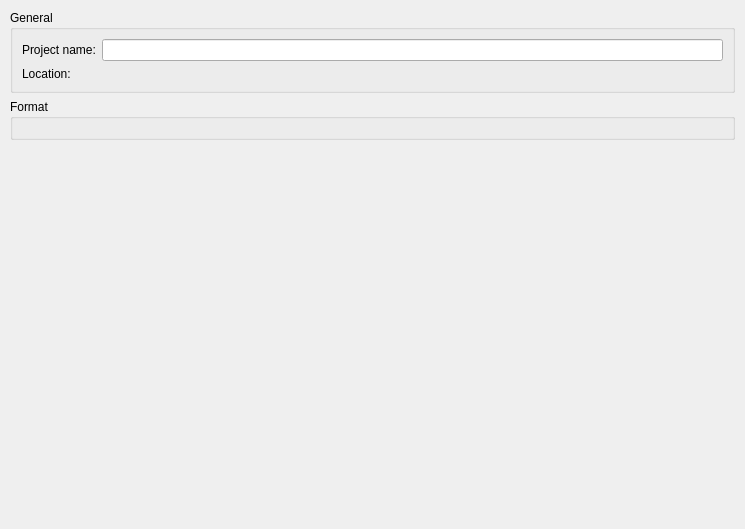
First picture: the form in code/interface/vicomposedwidgets/forms/viprojectwidget.ui, repository visore/Visore, before the edit.
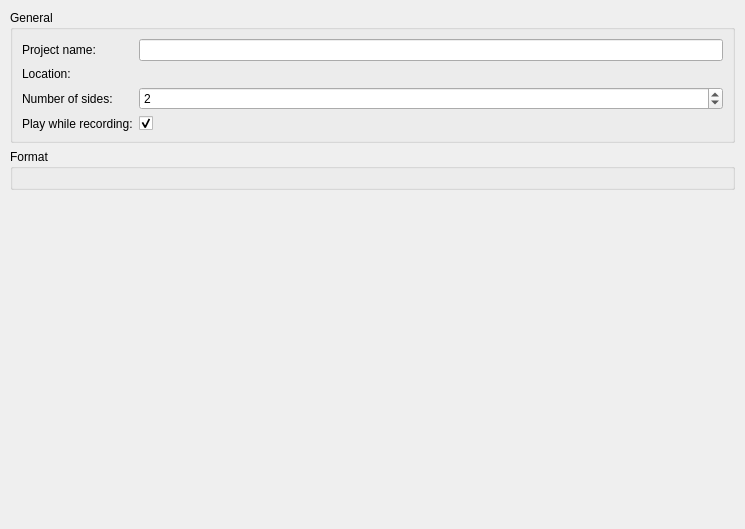
Second picture: the form after the edit. Custom widgets are drawn as their Qt base class.

```diff
--- a/code/interface/vicomposedwidgets/forms/viprojectwidget.ui
+++ b/code/interface/vicomposedwidgets/forms/viprojectwidget.ui
@@ -52,6 +52,43 @@
       <item row="1" column="1">
        <widget class="ViFileBrowser" name="fileBrowser" native="true"/>
       </item>
+      <item row="2" column="1">
+       <widget class="QSpinBox" name="sidesSpinBox">
+        <property name="minimum">
+         <number>1</number>
+        </property>
+        <property name="maximum">
+         <number>100</number>
+        </property>
+        <property name="value">
+         <number>2</number>
+        </property>
+       </widget>
+      </item>
+      <item row="2" column="0">
+       <widget class="QLabel" name="label_3">
+        <property name="text">
+         <string>Number of sides:</string>
+        </property>
+       </widget>
+      </item>
+      <item row="3" column="0">
+       <widget class="QLabel" name="label_4">
+        <property name="text">
+         <string>Play while recording:</string>
+        </property>
+       </widget>
+      </item>
+      <item row="3" column="1">
+       <widget class="QCheckBox" name="playCheckBox">
+        <property name="text">
+         <string/>
+        </property>
+        <property name="checked">
+         <bool>true</bool>
+        </property>
+       </widget>
+      </item>
      </layout>
     </widget>
    </item>
@@ -68,19 +105,6 @@
     </widget>
    </item>
    <item row="2" column="0">
-    <spacer name="verticalSpacer">
-     <property name="orientation">
-      <enum>Qt::Vertical</enum>
-     </property>
-     <property name="sizeHint" stdset="0">
-      <size>
-       <width>20</width>
-       <height>40</height>
-      </size>
-     </property>
-    </spacer>
-   </item>
-   <item row="3" column="0">
     <widget class="QWidget" name="widget_3" native="true">
      <layout class="QGridLayout" name="gridLayout_4">
       <property name="margin">
@@ -105,6 +129,19 @@
      </layout>
     </widget>
    </item>
+   <item row="3" column="0">
+    <spacer name="verticalSpacer">
+     <property name="orientation">
+      <enum>Qt::Vertical</enum>
+     </property>
+     <property name="sizeHint" stdset="0">
+      <size>
+       <width>20</width>
+       <height>40</height>
+      </size>
+     </property>
+    </spacer>
+   </item>
   </layout>
  </widget>
  <customwidgets>
```
